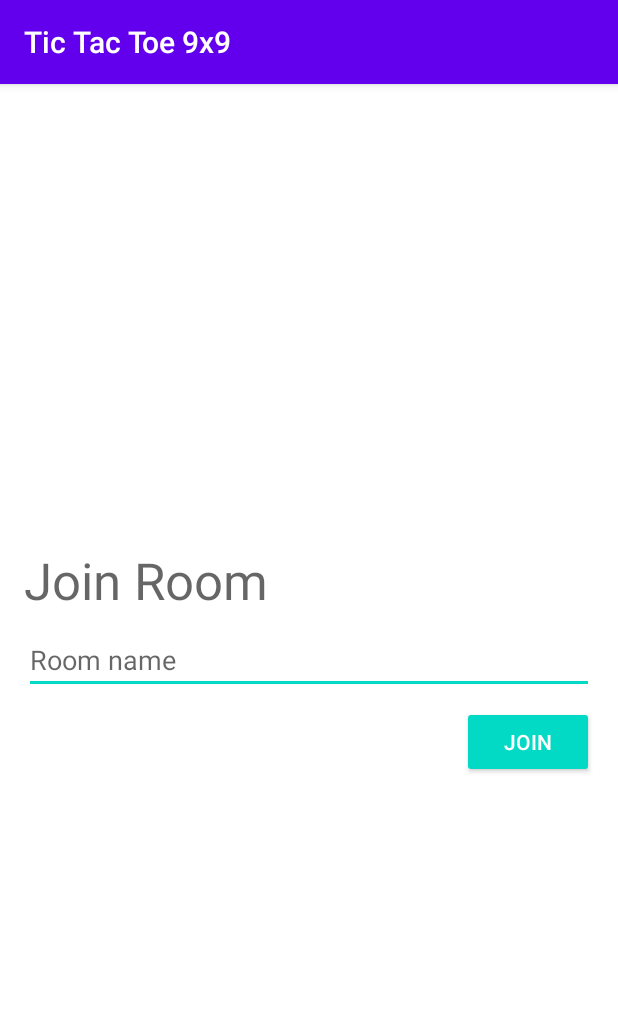
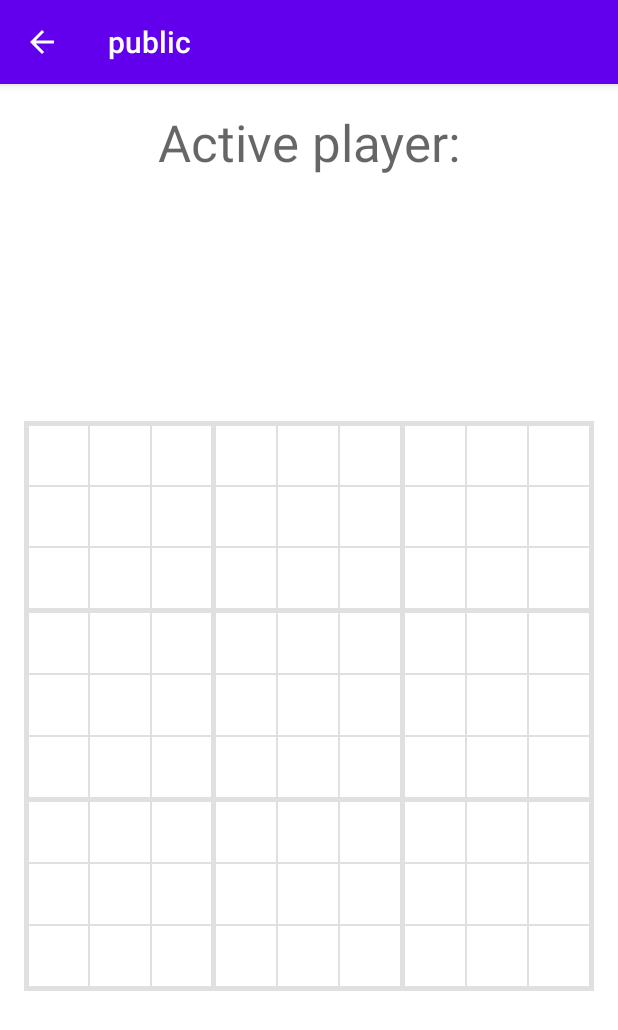
Before and after one commit to Pikne-Programy/9x9-mobile, an Android app: the screen it shows after launch (MainActivity before the commit, BoardActivity after it), after a tap on "JOIN", on a phone screen of 412 x 824 dp. Shown: the top 1030 px of the screen. Run offline under Robolectric (Android 15) with nearby library versions, the phone set to English and light mode, and no system bars; network calls fail.

Commit message:
Implement board updates

```diff
--- a/app/build.gradle
+++ b/app/build.gradle
@@ -36,4 +36,5 @@ dependencies {
     androidTestImplementation 'androidx.test.espresso:espresso-core:3.2.0'
     implementation 'androidx.gridlayout:gridlayout:1.0.0'
     implementation 'com.fasterxml.jackson.module:jackson-module-kotlin:2.10.2'
+    implementation 'com.google.code.gson:gson:2.8.6'
 }
--- a/app/src/main/java/com/gmail/miloszwasacz/tictactoe9x9/BoardActivity.kt
+++ b/app/src/main/java/com/gmail/miloszwasacz/tictactoe9x9/BoardActivity.kt
@@ -1,24 +1,41 @@
+@file:Suppress("DEPRECATION")
 package com.gmail.miloszwasacz.tictactoe9x9
 
+import android.app.Dialog
+import android.app.ProgressDialog
 import android.os.Bundle
+import android.view.View
 import android.widget.ImageView
 import androidx.appcompat.app.AppCompatActivity
 import androidx.gridlayout.widget.GridLayout
 import kotlinx.android.synthetic.main.activity_board.*
 
-class BoardActivity : AppCompatActivity() {
+
+class BoardActivity: AppCompatActivity() {
+    val serverIP = "85.198.250.135"
+    val serverPORT = 4780
+
+    private val buttons = ArrayList<ArrayList<ImageView>>()
+    private val bigButtons = ArrayList<ArrayList<ImageView>>()
 
     override fun onCreate(savedInstanceState: Bundle?) {
         super.onCreate(savedInstanceState)
         setContentView(R.layout.activity_board)
 
-        val buttons = ArrayList<ArrayList<ImageView>>()
+        //Ustawienie nazwy pokoju
+        val intent = intent
+        val roomName = intent.getStringExtra("EXTRA_ROOM_NAME")
+        supportActionBar!!.title = roomName
 
-        for (y in 0..8) {
+        //Łączenie z serwerem
+        ConnectTask(this, roomName).execute()
+
+        //Generowanie małych planszy
+        for(y in 0..8) {
             val arrayList = ArrayList<ImageView>()
-            for (x in 0..8) {
-                val button = layoutInflater.inflate(R.layout.button, gridLayout, false)
-                gridLayout.addView(button)
+            for(x in 0..8) {
+                val button = layoutInflater.inflate(R.layout.button, gridLayoutBoard, false)
+                gridLayoutBoard.addView(button)
                 val params = GridLayout.LayoutParams(GridLayout.spec(y, 1f), GridLayout.spec(x, 1f))
                 params.width = 0
                 params.height = 0
@@ -30,9 +47,9 @@ class BoardActivity : AppCompatActivity() {
                     params.topMargin = resources.getDimensionPixelSize(R.dimen.margin3dp)
                 else
                     params.topMargin = resources.getDimensionPixelSize(R.dimen.margin1dp)
-                if (x == 8)
+                if(x == 8)
                     params.rightMargin = resources.getDimensionPixelSize(R.dimen.margin3dp)
-                if (y == 8)
+                if(y == 8)
                     params.bottomMargin = resources.getDimensionPixelSize(R.dimen.margin3dp)
 
                 button.layoutParams = params
@@ -40,7 +57,30 @@ class BoardActivity : AppCompatActivity() {
             }
             buttons += arrayList
         }
+        //Generowanie dużej planszy
+        for(y in 0..2) {
+            val arrayList = ArrayList<ImageView>()
+            for(x in 0..2) {
+                val button = layoutInflater.inflate(R.layout.button, gridLayoutBoard, false)
+                gridLayoutBoard.addView(button)
+                val params = GridLayout.LayoutParams(GridLayout.spec(y*3, 3, 1f), GridLayout.spec(x*3, 3, 1f))
+                params.width = 0
+                params.height = 0
+                params.leftMargin = resources.getDimensionPixelSize(R.dimen.margin3dp)
+                params.topMargin = resources.getDimensionPixelSize(R.dimen.margin3dp)
+                if(x == 2)
+                    params.rightMargin = resources.getDimensionPixelSize(R.dimen.margin3dp)
+                if(y == 2)
+                    params.bottomMargin = resources.getDimensionPixelSize(R.dimen.margin3dp)
 
+                button.layoutParams = params
+                button.visibility = View.GONE
+                arrayList += button as ImageView
+            }
+            bigButtons += arrayList
+        }
+
+        //Obsługa kliknięć w guziki
         for(row in buttons) {
             for(button in row) {
                 button.setOnClickListener {
@@ -49,4 +89,61 @@ class BoardActivity : AppCompatActivity() {
             }
         }
     }
+
+    //Aktualizacja stanu gry
+    fun updateGameState(state: PacketSTT) {
+        val boardState = ArrayList<ArrayList<Char>>()
+        val bigBoardState = ArrayList<ArrayList<Char>>()
+
+        //Konwersja Stringów na ArrayListy
+        for(y in 0..8) {
+            boardState.add(ArrayList())
+            for(x in 0..8)
+                boardState[y].add(state.params.board[y*9 + x])
+        }
+        for(y in 0..2) {
+            bigBoardState.add(ArrayList())
+            for(x in 0..2)
+                bigBoardState[y].add(state.params.bigBoard[y*3 + x])
+        }
+
+        //Ustawianie ikon na małych planszach
+        for(y in 0..8) {
+            for(x in 0..8) {
+                if(boardState[y][x] == 'X')
+                    buttons[y][x].setImageDrawable(resources.getDrawable(R.drawable.ic_x_icon_24dp))
+                else if(boardState[y][x] == 'O')
+                    buttons[y][x].setImageDrawable(resources.getDrawable(R.drawable.ic_o_icon_24dp))
+            }
+        }
+
+        //Ustawianie ikon na dużej planszy
+        for(yB in 0..2) {
+            for(xB in 0..2) {
+                if(bigBoardState[yB][xB] != '-') {
+                    for(y in (3*yB)..(3*yB + 2)) {
+                        for(x in (3*xB)..(3*xB + 2))
+                            buttons[y][x].visibility = View.GONE
+                    }
+                    bigButtons[yB][xB].visibility = View.VISIBLE
+
+                    val drawableXId = R.drawable.ic_x_icon_24dp
+                    val drawableOId = R.drawable.ic_o_icon_24dp
+                    bigButtons[yB][xB].setImageDrawable(resources.getDrawable(when(bigBoardState[yB][xB] == 'X') {
+                                                                                  true -> drawableXId
+                                                                                  false -> drawableOId
+                                                                              }))
+                }
+            }
+        }
+    }
+
+    //Dialog "Proszę czekać"
+    override fun onCreateDialog(dialogId: Int): Dialog? {
+        val dialog = ProgressDialog(this)
+        dialog.setTitle(resources.getString(R.string.dialogJoinTitle))
+        dialog.setMessage(resources.getString(R.string.dialogJoinDescription))
+        dialog.setCancelable(false)
+        return dialog
+    }
 }
--- a/app/src/main/java/com/gmail/miloszwasacz/tictactoe9x9/ConnectTask.kt
+++ b/app/src/main/java/com/gmail/miloszwasacz/tictactoe9x9/ConnectTask.kt
@@ -1,46 +1,42 @@
+@file:Suppress("DEPRECATION")
 package com.gmail.miloszwasacz.tictactoe9x9
 
-import android.app.Activity
 import android.os.AsyncTask
 import android.util.Log
-import com.fasterxml.jackson.module.kotlin.jacksonObjectMapper
+import com.google.gson.Gson
 import java.io.BufferedReader
 import java.io.InputStreamReader
 import java.io.OutputStream
 import java.net.InetSocketAddress
 import java.net.Socket
-import java.util.*
 
 
-class ConnectTask(var activity: Activity) : AsyncTask<Void, Void?, Void?>() {
+class ConnectTask(private val activity: BoardActivity, private var roomName: String = "public"): AsyncTask<Void, Void?, String>() {
     private val socket = Socket()
+    private lateinit var output: OutputStream
+    private lateinit var inputStream: InputStreamReader
 
-    override fun doInBackground(vararg arg0: Void): Void? {
-        socket.connect(InetSocketAddress("85.198.250.135", 4780))
-        val out: OutputStream = socket.getOutputStream()
-        val packet = jacksonObjectMapper().writeValueAsString(Packet(method = "JON", params = ParamsJON(), time = Calendar.getInstance().timeInMillis))
-        out.write(packet.toByteArray(charset("UTF-8")))
-
-        val input = BufferedReader(InputStreamReader(socket.getInputStream()))
-        val result = input.readLine()
-        /*
-        var result = ""
-        var value: Int
-        while(put.read().also { value = it } != -1) {
-
-            // converts int to character
-            val c = value.toChar()
-
-            // prints character
-            result += c
-        }*/
-        Log.i("result", result)
-
-        return null
+    override fun onPreExecute() {
+        activity.showDialog(0)
     }
 
-    override fun onPostExecute(result: Void?) {
-        //Toast.makeText(activity, "Połączono", Toast.LENGTH_SHORT).show()
-        //activity.startActivity(Intent(activity, BoardActivity::class.java))
+    override fun doInBackground(vararg arg0: Void): String {
+        socket.connect(InetSocketAddress(activity.serverIP, activity.serverPORT))
+        output = socket.getOutputStream()
+        val packet = Gson().toJson(PacketJON(method = "JON", params = ParamsJON(roomName), time = (System.currentTimeMillis()/1000L).toInt()))
+        output.write(packet.toByteArray(charset("UTF-8")))
+
+        inputStream = InputStreamReader(socket.getInputStream())
+        val input = BufferedReader(inputStream)
+
+        val result = input.readLine()
+        Log.i("packet", result)
+
+        return result
+    }
+
+    override fun onPostExecute(result: String) {
+        activity.removeDialog(0)
+        CommunicationTask(activity, result, socket, output, inputStream).execute()
     }
 }
--- a/app/src/main/java/com/gmail/miloszwasacz/tictactoe9x9/MainActivity.kt
+++ b/app/src/main/java/com/gmail/miloszwasacz/tictactoe9x9/MainActivity.kt
@@ -1,24 +1,24 @@
 package com.gmail.miloszwasacz.tictactoe9x9
 
+import android.content.Intent
 import android.os.Bundle
 import androidx.appcompat.app.AppCompatActivity
 import kotlinx.android.synthetic.main.activity_main.*
 
 
 class MainActivity: AppCompatActivity() {
-    lateinit var serverIP: String
-    var serverPort = 0
 
     override fun onCreate(savedInstanceState: Bundle?) {
         super.onCreate(savedInstanceState)
         setContentView(R.layout.activity_main)
 
-        serverIP = resources.getString(R.string.serverIP)
-        serverPort = resources.getInteger(R.integer.serverPort)
-
         buttonJoin.setOnClickListener {
-            //startActivity(Intent(this@MainActivity, BoardActivity::class.java))
-            ConnectTask(this).execute()
+            val intent = Intent(this@MainActivity, BoardActivity::class.java)
+            intent.putExtra("EXTRA_ROOM_NAME", when(editTextRoomName.text.toString().trim()) {
+                "" -> "public"
+                else -> editTextRoomName.text.toString().trim()
+            })
+            startActivity(intent)
         }
     }
 }
--- a/app/src/main/java/com/gmail/miloszwasacz/tictactoe9x9/Packet.kt
+++ b/app/src/main/java/com/gmail/miloszwasacz/tictactoe9x9/Packet.kt
@@ -1,3 +1,3 @@
 package com.gmail.miloszwasacz.tictactoe9x9
 
-class Packet(var status: Int = 0, var method: String, var params: ParamsGetPngPog, var time: Long)
+abstract class Packet(var status: Int = 0, var method: String, var time: Int)
--- /dev/null
+++ b/app/src/main/java/com/gmail/miloszwasacz/tictactoe9x9/PacketBadErrDbgUin.kt
@@ -0,0 +1,3 @@
+package com.gmail.miloszwasacz.tictactoe9x9
+
+class PacketBadErrDbgUin(status: Int = 0, method: String, var params: ParamsBadErrDbgUin, time: Int): Packet(status, method, time)
--- /dev/null
+++ b/app/src/main/java/com/gmail/miloszwasacz/tictactoe9x9/PacketGetPngPog.kt
@@ -0,0 +1,3 @@
+package com.gmail.miloszwasacz.tictactoe9x9
+
+class PacketGetPngPog(status: Int = 0, method: String, var params: ParamsGetPngPog, time: Int): Packet(status, method, time)
--- /dev/null
+++ b/app/src/main/java/com/gmail/miloszwasacz/tictactoe9x9/PacketJON.kt
@@ -0,0 +1,3 @@
+package com.gmail.miloszwasacz.tictactoe9x9
+
+class PacketJON(status: Int = 0, method: String, var params: ParamsJON, time: Int): Packet(status, method, time)
--- /dev/null
+++ b/app/src/main/java/com/gmail/miloszwasacz/tictactoe9x9/PacketSET.kt
@@ -0,0 +1,3 @@
+package com.gmail.miloszwasacz.tictactoe9x9
+
+class PacketSET(status: Int = 0, method: String, var params: ParamsSET, time: Int): Packet(status, method, time)
--- /dev/null
+++ b/app/src/main/java/com/gmail/miloszwasacz/tictactoe9x9/PacketSTT.kt
@@ -0,0 +1,3 @@
+package com.gmail.miloszwasacz.tictactoe9x9
+
+class PacketSTT(status: Int = 0, method: String, var params: ParamsSTT, time: Int): Packet(status, method, time)
--- /dev/null
+++ b/app/src/main/java/com/gmail/miloszwasacz/tictactoe9x9/PacketVER.kt
@@ -0,0 +1,3 @@
+package com.gmail.miloszwasacz.tictactoe9x9
+
+class PacketVER(status: Int = 0, method: String, var params: ParamsVER, time: Int): Packet(status, method, time)
--- /dev/null
+++ b/app/src/main/res/drawable/ic_o_icon_24dp.xml
@@ -0,0 +1,9 @@
+<vector xmlns:android="http://schemas.android.com/apk/res/android"
+    android:width="24dp"
+    android:height="24dp"
+    android:viewportWidth="24"
+    android:viewportHeight="24">
+  <path
+      android:fillColor="#FF000000"
+      android:pathData="M11.99,2C6.47,2 2,6.48 2,12s4.47,10 9.99,10C17.52,22 22,17.52 22,12S17.52,2 11.99,2zM12,20c-4.42,0 -8,-3.58 -8,-8s3.58,-8 8,-8 8,3.58 8,8 -3.58,8 -8,8z"/>
+</vector>
--- /dev/null
+++ b/app/src/main/res/drawable/ic_x_icon_24dp.xml
@@ -0,0 +1,9 @@
+<vector xmlns:android="http://schemas.android.com/apk/res/android"
+    android:width="24dp"
+    android:height="24dp"
+    android:viewportWidth="24"
+    android:viewportHeight="24">
+  <path
+      android:fillColor="#FF000000"
+      android:pathData="M19,6.41L17.59,5 12,10.59 6.41,5 5,6.41 10.59,12 5,17.59 6.41,19 12,13.41 17.59,19 19,17.59 13.41,12z"/>
+</vector>
--- a/app/src/main/res/layout/activity_board.xml
+++ b/app/src/main/res/layout/activity_board.xml
@@ -18,7 +18,7 @@
         app:layout_constraintTop_toTopOf="parent" />
 
     <androidx.gridlayout.widget.GridLayout
-        android:id="@+id/gridLayout"
+        android:id="@+id/gridLayoutBoard"
         android:layout_width="0dp"
         android:layout_height="0dp"
         android:layout_marginTop="16dp"
@@ -29,7 +29,5 @@
         app:layout_constraintEnd_toEndOf="parent"
         app:layout_constraintStart_toStartOf="parent"
         app:layout_constraintTop_toBottomOf="@+id/textView"
-        app:rowCount="9">
-
-    </androidx.gridlayout.widget.GridLayout>
+        app:rowCount="9"/>
 </androidx.constraintlayout.widget.ConstraintLayout>
--- a/app/src/main/res/layout/button.xml
+++ b/app/src/main/res/layout/button.xml
@@ -4,4 +4,4 @@
     android:layout_width="wrap_content"
     android:layout_height="wrap_content"
     android:background="@color/colorBackground"
-    android:contentDescription="@string/contentDescriptionSmallButton" />
+    android:contentDescription="@string/contentDescriptionBoardButton" />
--- a/app/src/main/res/values/integers.xml
+++ /dev/null
@@ -1,4 +0,0 @@
-<?xml version="1.0" encoding="utf-8"?>
-<resources>
-    <integer name="serverPort">4780</integer>
-</resources>
--- a/app/src/main/res/values/strings.xml
+++ b/app/src/main/res/values/strings.xml
@@ -1,8 +1,6 @@
 <resources>
     <string name="app_name">Tic Tac Toe 9x9</string>
-    <string name="serverIP" translatable="false">85.198.250.135</string>
-    <string name="contentDescriptionSmallButton">Field 1x1 on board</string>
-    <string name="contentDescriptionBigButton">Field 3x3 on board</string>
+    <string name="contentDescriptionBoardButton">Field on the board</string>
     <string name="playerX" translatable="false">X</string>
     <string name="playerO" translatable="false">O</string>
     <string name="activePlayer">Active player: </string>
@@ -10,4 +8,6 @@
     <string name="buttonJoinRoom">Join</string>
     <string name="hintRoomName">Room name</string>
     <string name="titleJoinRoom">Join Room</string>
+    <string name="dialogJoinTitle">Joining Room</string>
+    <string name="dialogJoinDescription">Waiting for an opponent</string>
 </resources>
```
Also changed, not shown: app/src/main/java/com/gmail/miloszwasacz/tictactoe9x9/CommunicationTask.kt (added, +63 -0 lines), 1 other file.
